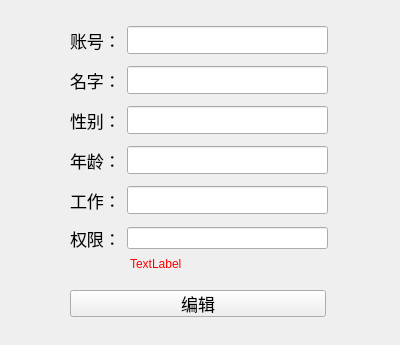
The window that registrationinfo.ui (kangwenyun/batch_acquisition_system_qt_before) describes before a commit, drawn with Qt 5.
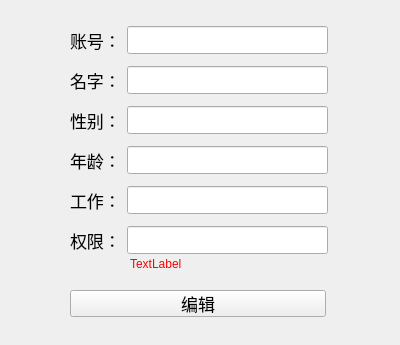
The same window after the commit.

The edit to the form file:
```diff
--- a/registrationinfo.ui
+++ b/registrationinfo.ui
@@ -178,7 +178,13 @@
        </widget>
       </item>
       <item>
-       <widget class="QLineEdit" name="level_edit"/>
+       <widget class="QLineEdit" name="level_edit">
+        <property name="font">
+         <font>
+          <pointsize>13</pointsize>
+         </font>
+        </property>
+       </widget>
       </item>
      </layout>
     </item>
```
